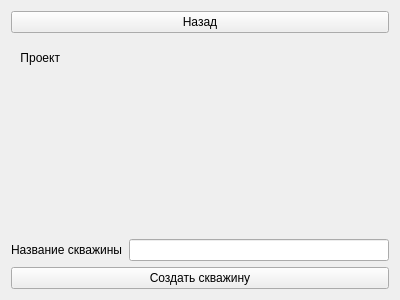
First picture: the form in resources/ui/NewWellForm.ui, repository StellarCampfire/GeoPhoto, before the edit.
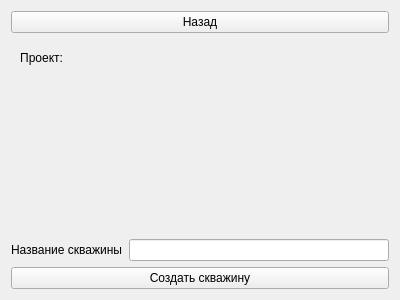
Second picture: the form after the edit.

Commit message: GEOP-2 Change labels

What changed in the file:
```diff
--- a/resources/ui/NewWellForm.ui
+++ b/resources/ui/NewWellForm.ui
@@ -31,7 +31,7 @@
           <item>
            <widget class="QLabel" name="label_2">
             <property name="text">
-             <string>Проект</string>
+             <string>Проект:</string>
             </property>
             <property name="alignment">
              <set>Qt::AlignRight|Qt::AlignTrailing|Qt::AlignVCenter</set>
```
The commit also changes 3 other files.
